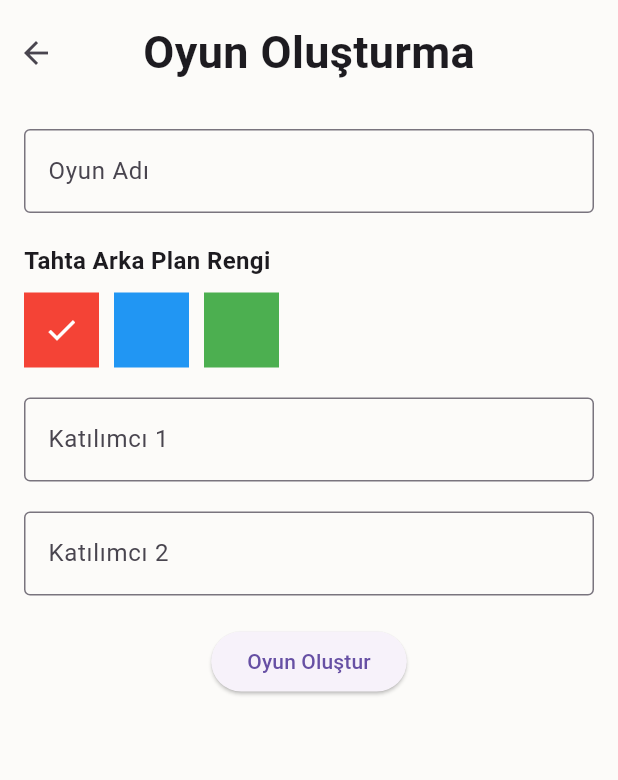
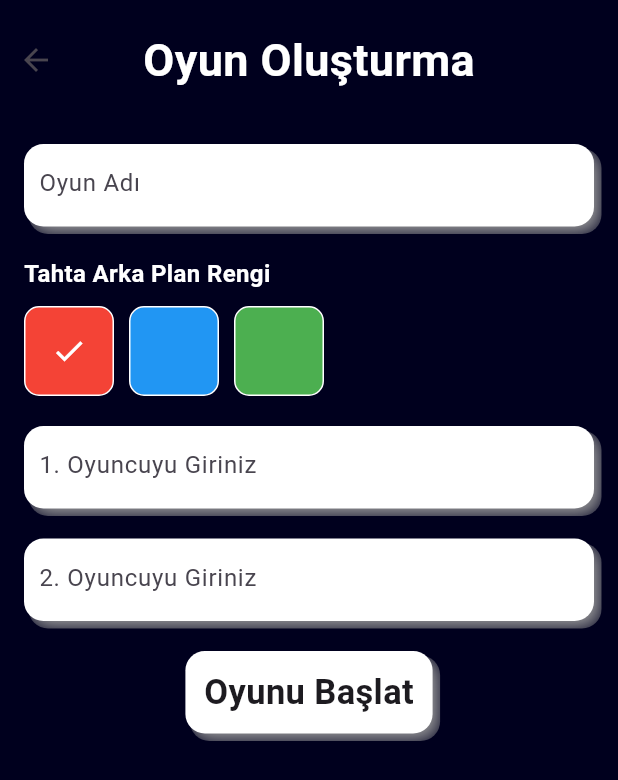
Before and after one commit to KadirKARAKAS/TicTacToe, a Flutter app: the GameCreationScreen screen opened directly, on a phone screen of 412 x 824 dp. Shown: the top 780 px of the screen. Run offline on Flutter 3.47's test engine with Material 3 defaults, Android fonts, the phone set to English and light mode, and no system bars; our stand-ins replace awesome_dialog, cloud_firestore, firebase_auth, firebase_core, page_transition; accounts and stored records are empty; network calls fail.

Commit message:
Edited game creation page design
Edited game creation page design

```diff
--- a/lib/GameCreationScreen/Page/game_creation_screen.dart
+++ b/lib/GameCreationScreen/Page/game_creation_screen.dart
@@ -36,8 +36,9 @@ class _GameCreationScreenState extends State<GameCreationScreen> {
 
   @override
   Widget build(BuildContext context) {
+    Size size = MediaQuery.of(context).size;
     return Scaffold(
-      backgroundColor: const Color.fromRGBO(252, 251, 249, 1),
+      backgroundColor: Color.fromRGBO(0, 0, 30, 1),
       body: Column(
         children: [
           AppBarWidget(
@@ -51,11 +52,29 @@ class _GameCreationScreenState extends State<GameCreationScreen> {
               child: Column(
                 crossAxisAlignment: CrossAxisAlignment.start,
                 children: [
-                  TextFormField(
+                  //--- OYUN ADI ---
+                  Container(
+                    width: size.width / 1,
+                    height: 55,
+                    decoration: BoxDecoration(
+                      borderRadius: BorderRadius.circular(13),
+                      color: Colors.white,
+                      boxShadow: [
+                        BoxShadow(
+                          blurRadius: 10,
+                          blurStyle: BlurStyle.inner,
+                          color: Colors.grey,
+                          offset: Offset(4, 4),
+                          spreadRadius: 1,
+                        ),
+                      ],
+                    ),
+                    child: TextFormField(
                       controller: _gameNameController,
-                    decoration: const InputDecoration(
-                      labelText: "Oyun Adı",
-                      border: OutlineInputBorder(),
+                      decoration: InputDecoration(
+                        contentPadding: EdgeInsets.only(left: 10, top: 5),
+                        hintText: "Oyun Adı",
+                        border: InputBorder.none,
                       ),
                       validator: (value) {
                         if (value == null || value.isEmpty) {
@@ -64,10 +83,18 @@ class _GameCreationScreenState extends State<GameCreationScreen> {
                         return null;
                       },
                     ),
+                  ),
+                  //--- OYUN ADI BİTİŞ ---
+
                   const SizedBox(height: 20),
+                  //--- ARKA PLAN RENK SEÇME  ---
+
                   const Text(
                     "Tahta Arka Plan Rengi",
-                    style: TextStyle(fontSize: 16, fontWeight: FontWeight.bold),
+                    style: TextStyle(
+                        fontSize: 16,
+                        fontWeight: FontWeight.bold,
+                        color: Colors.white),
                   ),
                   const SizedBox(height: 10),
                   ColorPickerWidget(
@@ -78,25 +105,33 @@ class _GameCreationScreenState extends State<GameCreationScreen> {
                       });
                     },
                   ),
+                  //--- ARKA PLAN RENK SEÇME BİTİŞ  ---
+
                   const SizedBox(height: 20),
-                  // Text(
-                  //   "Kare Rengi",
-                  //   style: TextStyle(fontSize: 16, fontWeight: FontWeight.bold),
-                  // ),
-                  // const SizedBox(height: 10),
-                  // ColorPickerWidget(
-                  //   selectedColor: _boardColor,
-                  //   onColorSelected: (color) {
-                  //     setState(() {
-                  //       _boardColor = color;
-                  //     });
-                  //   },
-                  // ),
-                  TextFormField(
+
+                  // --- 1. OYUNCU ADI ---
+                  Container(
+                    width: size.width / 1,
+                    height: 55,
+                    decoration: BoxDecoration(
+                      borderRadius: BorderRadius.circular(13),
+                      color: Colors.white,
+                      boxShadow: [
+                        BoxShadow(
+                          blurRadius: 10,
+                          blurStyle: BlurStyle.inner,
+                          color: Colors.grey,
+                          offset: Offset(4, 4),
+                          spreadRadius: 1,
+                        ),
+                      ],
+                    ),
+                    child: TextFormField(
                       controller: _participant1Controller,
-                    decoration: const InputDecoration(
-                      labelText: "Katılımcı 1",
-                      border: OutlineInputBorder(),
+                      decoration: InputDecoration(
+                        contentPadding: EdgeInsets.only(left: 10, top: 5),
+                        hintText: "1. Oyuncuyu Giriniz",
+                        border: InputBorder.none,
                       ),
                       validator: (value) {
                         if (value == null || value.isEmpty) {
@@ -105,12 +140,34 @@ class _GameCreationScreenState extends State<GameCreationScreen> {
                         return null;
                       },
                     ),
+                  ),
+                  // --- 1. OYUNCU ADI BİTİŞ ---
+
                   const SizedBox(height: 20),
-                  TextFormField(
+                  // --- 2. OYUNCU ADI  ---
+
+                  Container(
+                    width: size.width / 1,
+                    height: 55,
+                    decoration: BoxDecoration(
+                      borderRadius: BorderRadius.circular(13),
+                      color: Colors.white,
+                      boxShadow: [
+                        BoxShadow(
+                          blurRadius: 10,
+                          blurStyle: BlurStyle.inner,
+                          color: Colors.grey,
+                          offset: Offset(4, 4),
+                          spreadRadius: 1,
+                        ),
+                      ],
+                    ),
+                    child: TextFormField(
                       controller: _participant2Controller,
-                    decoration: const InputDecoration(
-                      labelText: "Katılımcı 2",
-                      border: OutlineInputBorder(),
+                      decoration: InputDecoration(
+                        contentPadding: EdgeInsets.only(left: 10, top: 5),
+                        hintText: "2. Oyuncuyu Giriniz",
+                        border: InputBorder.none,
                       ),
                       validator: (value) {
                         if (value == null || value.isEmpty) {
@@ -119,15 +176,41 @@ class _GameCreationScreenState extends State<GameCreationScreen> {
                         return null;
                       },
                     ),
+                  ),
+                  // --- 2. OYUNCU ADI BİTİŞ ---
+
                   const SizedBox(height: 20),
                   Center(
-                    child: ElevatedButton(
-                      onPressed: () {
+                    child: InkWell(
+                      onTap: () {
                         if (_formKey.currentState!.validate()) {
                           addGameToDatabase();
                         }
                       },
-                      child: const Text("Oyun Oluştur"),
+                      child: Container(
+                        width: size.width / 2.5,
+                        height: 55,
+                        decoration: BoxDecoration(
+                          borderRadius: BorderRadius.circular(13),
+                          color: Colors.white,
+                          boxShadow: [
+                            BoxShadow(
+                              blurRadius: 10,
+                              blurStyle: BlurStyle.inner,
+                              color: Colors.grey,
+                              offset: Offset(4, 4),
+                              spreadRadius: 1,
+                            ),
+                          ],
+                        ),
+                        child: Align(
+                            alignment: Alignment.center,
+                            child: Text(
+                              "Oyunu Başlat",
+                              style: TextStyle(
+                                  fontSize: 23, fontWeight: FontWeight.w600),
+                            )),
+                      ),
                     ),
                   ),
                 ],
--- a/lib/GameCreationScreen/Widget/color_change_widget.dart
+++ b/lib/GameCreationScreen/Widget/color_change_widget.dart
@@ -65,9 +65,12 @@ class ColorPickerWidget extends StatelessWidget {
     return GestureDetector(
       onTap: () => onColorSelected(color),
       child: Container(
-        width: 50,
-        height: 50,
-        color: color,
+        width: 60,
+        height: 60,
+        decoration: BoxDecoration(
+            color: color,
+            borderRadius: BorderRadius.circular(10),
+            border: Border.all(color: Colors.white, width: 1)),
         child: selectedColor == color
             ? const Icon(Icons.check, color: Colors.white)
             : null,
--- a/lib/appBar_widget.dart
+++ b/lib/appBar_widget.dart
@@ -15,7 +15,7 @@ class AppBarWidget extends StatelessWidget {
     Size size = MediaQuery.of(context).size;
     return Container(
       width: size.width,
-      height: 70,
+      height: 80,
       alignment: Alignment.center,
       child: Stack(
         children: [
@@ -34,7 +34,10 @@ class AppBarWidget extends StatelessWidget {
           Center(
             child: Text(
               title,
-              style: const TextStyle(fontSize: 30, fontWeight: FontWeight.bold),
+              style: const TextStyle(
+                  fontSize: 30,
+                  fontWeight: FontWeight.bold,
+                  color: Colors.white),
             ),
           ),
         ],
```
Lines whose indentation alone changed are shown as unchanged.
